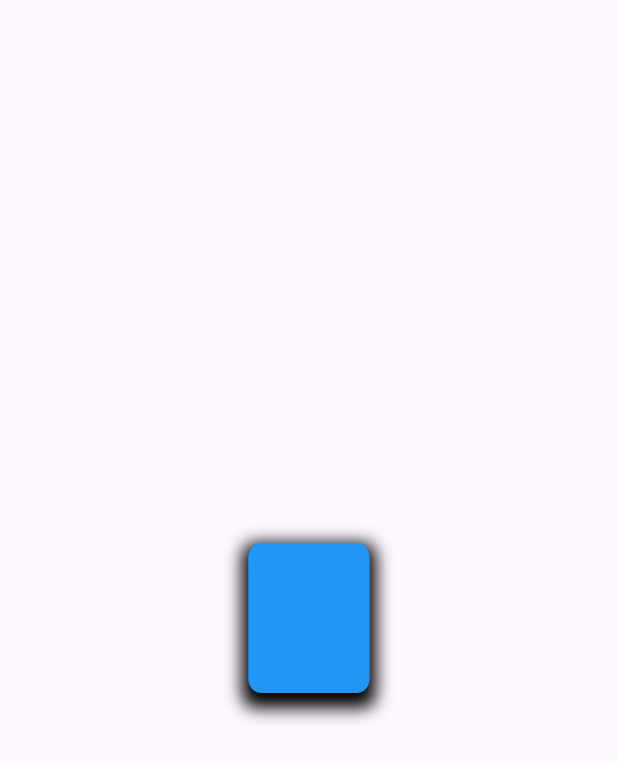
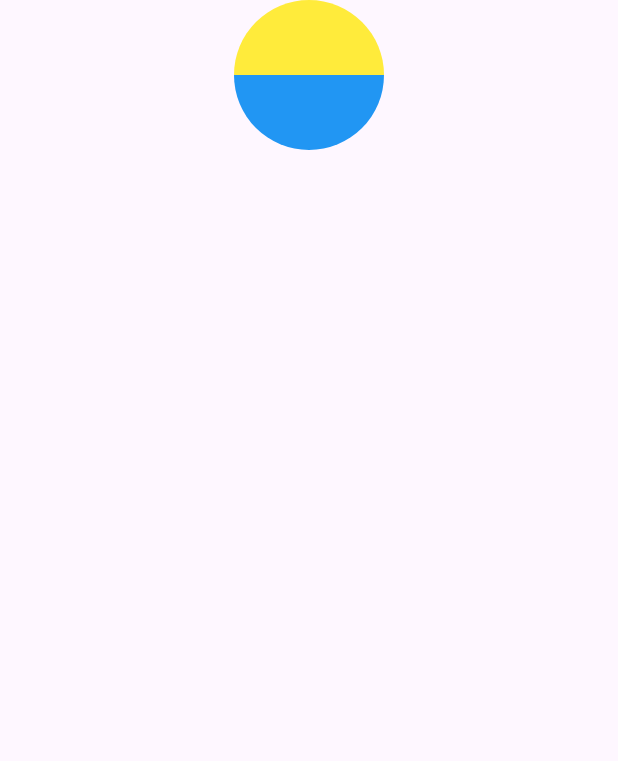
Before and after one commit to NabinStha2/flutter_animation, a Flutter app: the screen it shows after launch, on a phone screen of 412 x 824 dp. Shown: the top 761 px of the screen. Run offline on Flutter 3.47's test engine with Material 3 defaults, Android fonts, the phone set to English and light mode, and no system bars.

Commit message:
feat: animation with clipper ongoing

```diff
--- /dev/null
+++ b/lib/chained_animation_curves_and_clippers.dart
@@ -0,0 +1,173 @@
+import 'dart:developer' as dev;
+import 'dart:math';
+
+import 'package:flutter/material.dart';
+
+enum CircleSide { left, right }
+
+extension ToPath on CircleSide {
+  Path toPath(Size size) {
+    var path = Path();
+
+    late Offset offset;
+    late bool clockwise;
+
+    switch (this) {
+      case CircleSide.left:
+        path.moveTo(size.width, 0);
+        offset = Offset(size.width, size.height);
+        clockwise = false;
+        break;
+      case CircleSide.right:
+        offset = Offset(0, size.height);
+        clockwise = true;
+        break;
+    }
+    path.arcToPoint(
+      offset,
+      radius: Radius.elliptical(size.width / 2, size.height / 2),
+      clockwise: clockwise,
+    );
+    path.close();
+    return path;
+  }
+}
+
+extension on VoidCallback {
+  Future<void> delayed(Duration duration) {
+    return Future.delayed(duration, this);
+  }
+}
+
+class HalfCircleClipper extends CustomClipper<Path> {
+  final CircleSide side;
+  const HalfCircleClipper({required this.side});
+
+  @override
+  Path getClip(Size size) {
+    dev.log("size ::::::::: width: ${size.width} :: height: ${size.height}");
+    return side.toPath(size);
+  }
+
+  @override
+  bool shouldReclip(covariant CustomClipper<Path> oldClipper) {
+    return true;
+  }
+}
+
+class ChainedAnimationCurvesAndClippers extends StatefulWidget {
+  const ChainedAnimationCurvesAndClippers({super.key});
+
+  @override
+  State<ChainedAnimationCurvesAndClippers> createState() =>
+      _ChainedAnimationCurvesAndClippersState();
+}
+
+class _ChainedAnimationCurvesAndClippersState
+    extends State<ChainedAnimationCurvesAndClippers>
+    with TickerProviderStateMixin {
+  late AnimationController _counterClockwiseRotationController;
+  late Animation<double> _counterClockwiseRotationAnimation;
+
+  late AnimationController _flipController;
+  late Animation<double> _flipAnimation;
+
+  @override
+  void initState() {
+    super.initState();
+    _counterClockwiseRotationController =
+        AnimationController(vsync: this, duration: const Duration(seconds: 1));
+
+    _counterClockwiseRotationAnimation = Tween<double>(
+      begin: 0.0,
+      end: -(pi / 2),
+    ).animate(
+      CurvedAnimation(
+        parent: _counterClockwiseRotationController,
+        curve: Curves.bounceOut,
+      ),
+    );
+
+    _flipController = AnimationController(
+      vsync: this,
+      duration: const Duration(seconds: 1),
+    );
+    _flipAnimation = Tween<double>(
+      begin: 0.0,
+      end: pi,
+    ).animate(
+      CurvedAnimation(
+        parent: _flipController,
+        curve: Curves.bounceOut,
+      ),
+    );
+
+    _counterClockwiseRotationController.addStatusListener((status) {
+      if (status == AnimationStatus.completed) {
+        _flipAnimation = Tween<double>(
+          begin: _flipAnimation.value,
+          end: _flipAnimation.value + pi,
+        ).animate(
+          CurvedAnimation(
+            parent: _flipController,
+            curve: Curves.bounceOut,
+          ),
+        );
+      }
+
+      _flipController
+        ..reset()
+        ..forward();
+    });
+  }
+
+  @override
+  void dispose() {
+    super.dispose();
+    _counterClockwiseRotationController.dispose();
+    _flipController.dispose();
+  }
+
+  @override
+  Widget build(BuildContext context) {
+    _counterClockwiseRotationController
+      ..reset()
+      ..forward.delayed(
+        const Duration(seconds: 1),
+      );
+
+    return Scaffold(
+      body: SafeArea(
+        child: AnimatedBuilder(
+          animation: _counterClockwiseRotationController,
+          builder: (context, child) => Transform(
+            alignment: Alignment.center,
+            transform: Matrix4.identity()
+              ..rotateZ(_counterClockwiseRotationAnimation.value),
+            child: Row(
+              mainAxisAlignment: MainAxisAlignment.center,
+              children: [
+                ClipPath(
+                  clipper: const HalfCircleClipper(side: CircleSide.left),
+                  child: Container(
+                    color: Colors.blue,
+                    height: 100,
+                    width: 100,
+                  ),
+                ),
+                ClipPath(
+                  clipper: const HalfCircleClipper(side: CircleSide.right),
+                  child: Container(
+                    color: Colors.yellow,
+                    height: 100,
+                    width: 100,
+                  ),
+                ),
+              ],
+            ),
+          ),
+        ),
+      ),
+    );
+  }
+}
--- a/lib/main.dart
+++ b/lib/main.dart
@@ -1,5 +1,6 @@
-import 'package:animation_flutter/animated_builder_and_transform.dart';
 import 'package:flutter/material.dart';
+
+import 'chained_animation_curves_and_clippers.dart';
 
 void main() {
   runApp(const MyApp());
@@ -16,7 +17,7 @@ class MyApp extends StatelessWidget {
         colorScheme: ColorScheme.fromSeed(seedColor: Colors.deepPurple),
         useMaterial3: true,
       ),
-      home: const AnimatedBuilderAndTransform(),
+      home: const ChainedAnimationCurvesAndClippers(),
     );
   }
 }
```
